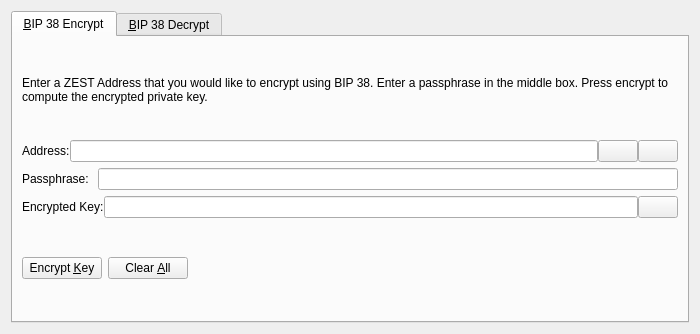
This is src/qt/forms/bip38tooldialog.ui in zestfoundation/ZestCoin as Qt 5 draws it before an edit. The edited form follows.
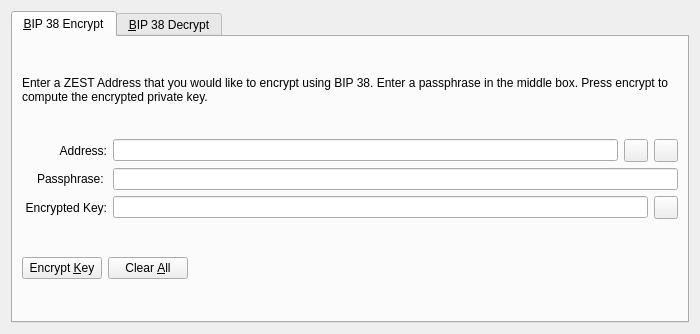
This is the edited form. The open tabs and pages were chosen to show the change. Icons and pictures are not drawn. Custom widgets are drawn as their Qt base class.

Commit message: [GUI] Refactor BIP38 Tool Changed QPushButton to QToolButton and updated the corresponding CSS. Added a paste button to decrypt tab Fixed strings that were copied from sign/verify message dialog.

The edit to the form file:
```diff
--- a/src/qt/forms/bip38tooldialog.ui
+++ b/src/qt/forms/bip38tooldialog.ui
@@ -42,11 +42,17 @@
        </item>
        <item>
         <layout class="QHBoxLayout" name="horizontalLayout_1_ENC">
-         <property name="spacing">
-          <number>0</number>
-         </property>
          <item>
           <widget class="QLabel" name="label_5">
+           <property name="alignment">
+            <set>Qt::AlignRight|Qt::AlignTrailing|Qt::AlignVCenter</set>
+           </property>
+           <property name="minimumSize">
+            <size>
+             <width>85</width>
+             <height>0</height>
+            </size>
+           </property>
            <property name="text">
             <string>Address:</string>
            </property>
@@ -60,7 +66,7 @@
           </widget>
          </item>
          <item>
-          <widget class="QPushButton" name="addressBookButton_ENC">
+          <widget class="QToolButton" name="addressBookButton_ENC">
            <property name="toolTip">
             <string>Choose previously used address</string>
            </property>
@@ -74,13 +80,10 @@
            <property name="shortcut">
             <string>Alt+A</string>
            </property>
-           <property name="autoDefault">
-            <bool>false</bool>
-           </property>
           </widget>
          </item>
          <item>
-          <widget class="QPushButton" name="pasteButton_ENC">
+          <widget class="QToolButton" name="pasteButton_ENC">
            <property name="toolTip">
             <string>Paste address from clipboard</string>
            </property>
@@ -94,9 +97,6 @@
            <property name="shortcut">
             <string>Alt+P</string>
            </property>
-           <property name="autoDefault">
-            <bool>false</bool>
-           </property>
           </widget>
          </item>
         </layout>
@@ -105,6 +105,15 @@
         <layout class="QHBoxLayout" name="horizontalLayout_5">
          <item>
           <widget class="QLabel" name="label_6">
+           <property name="alignment">
+            <set>Qt::AlignRight|Qt::AlignTrailing|Qt::AlignVCenter</set>
+           </property>
+           <property name="minimumSize">
+            <size>
+             <width>85</width>
+             <height>0</height>
+            </size>
+           </property>
            <property name="text">
             <string>Passphrase: </string>
            </property>
@@ -121,11 +130,17 @@
        </item>
        <item>
         <layout class="QHBoxLayout" name="horizontalLayout_2_ENC">
-         <property name="spacing">
-          <number>0</number>
-         </property>
          <item>
           <widget class="QLabel" name="encryptedKeyLabel_ENC">
+           <property name="alignment">
+            <set>Qt::AlignRight|Qt::AlignTrailing|Qt::AlignVCenter</set>
+           </property>
+           <property name="minimumSize">
+            <size>
+             <width>85</width>
+             <height>0</height>
+            </size>
+           </property>
            <property name="text">
             <string>Encrypted Key:</string>
            </property>
@@ -147,7 +162,7 @@
           </widget>
          </item>
          <item>
-          <widget class="QPushButton" name="copyKeyButton_ENC">
+          <widget class="QToolButton" name="copyKeyButton_ENC">
            <property name="toolTip">
             <string>Copy the current signature to the system clipboard</string>
            </property>
@@ -158,9 +173,6 @@
             <iconset resource="../zest.qrc">
              <normaloff>:/icons/editcopy</normaloff>:/icons/editcopy</iconset>
            </property>
-           <property name="autoDefault">
-            <bool>false</bool>
-           </property>
           </widget>
          </item>
         </layout>
```
Left out of the diff: 50 changed lines with no effect on the pictures. The commit also changes 3 other files.
